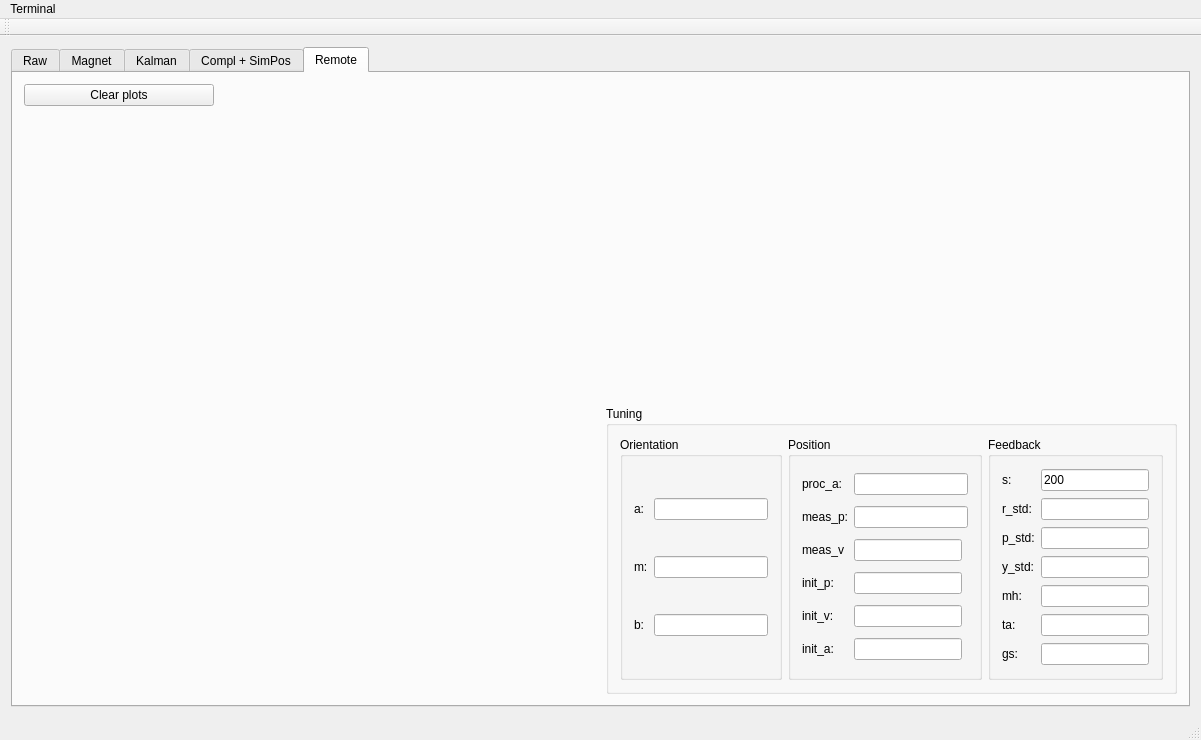
quantum-pie/ins-board-pc, file ins_board_pc/mainwindow.ui: the form before one commit.
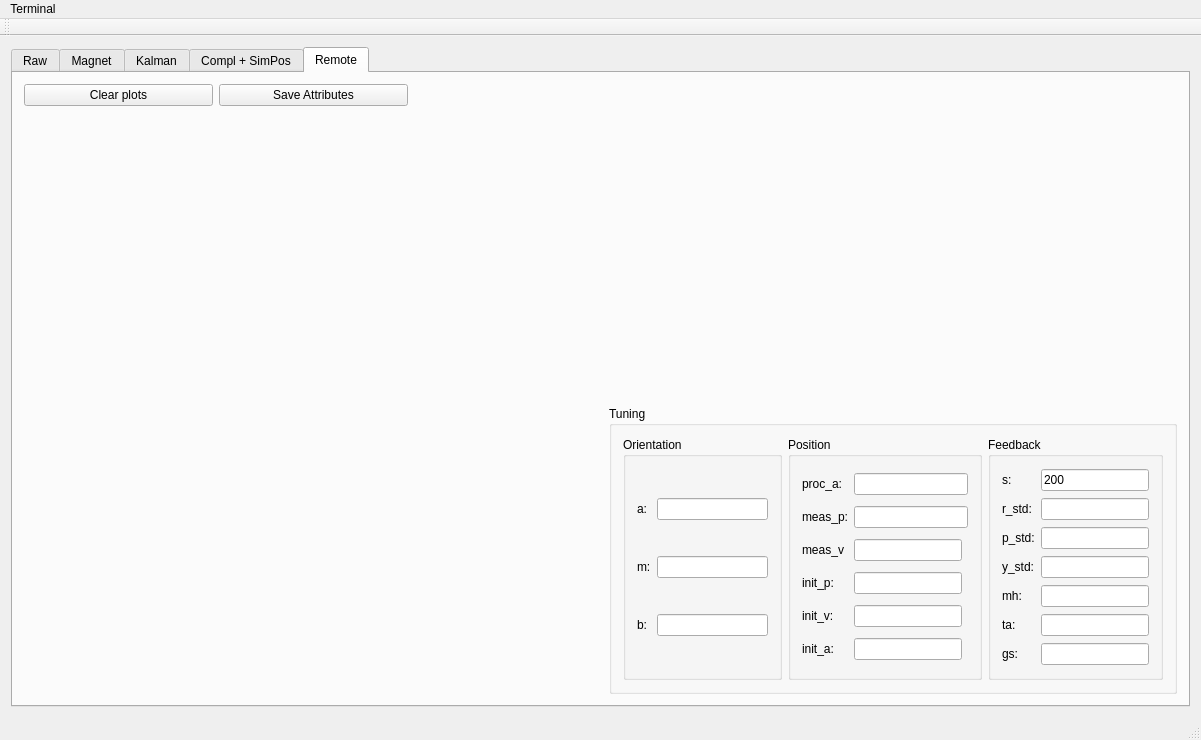
The form after the commit. Custom widgets are drawn as their Qt base class.

Commit message: Added button to save remote attributes

Patch:
```diff
--- a/ins_board_pc/mainwindow.ui
+++ b/ins_board_pc/mainwindow.ui
@@ -880,40 +880,14 @@
        <attribute name="title">
         <string>Remote</string>
        </attribute>
-       <layout class="QGridLayout" name="gridLayout_2" columnstretch="1,2,3">
-        <item row="0" column="0">
-         <widget class="QPushButton" name="pushButton_5">
-          <property name="text">
-           <string>Clear plots</string>
-          </property>
-          <property name="checkable">
-           <bool>false</bool>
-          </property>
-         </widget>
-        </item>
-        <item row="0" column="1" colspan="2">
-         <spacer name="horizontalSpacer_17">
-          <property name="orientation">
-           <enum>Qt::Horizontal</enum>
-          </property>
-          <property name="sizeHint" stdset="0">
-           <size>
-            <width>960</width>
-            <height>20</height>
-           </size>
-          </property>
-         </spacer>
-        </item>
-        <item row="1" column="0" colspan="2">
-         <widget class="QCustomPlot" name="plot8" native="true"/>
-        </item>
-        <item row="1" column="2">
+       <layout class="QGridLayout" name="gridLayout_2" columnstretch="1,1,1,3">
+        <item row="1" column="3">
          <widget class="QCustomPlot" name="plot9" native="true"/>
         </item>
-        <item row="2" column="0" colspan="2">
-         <widget class="QWidget" name="dwidget3" native="true"/>
+        <item row="1" column="0" colspan="3">
+         <widget class="QCustomPlot" name="plot8" native="true"/>
         </item>
-        <item row="2" column="2">
+        <item row="2" column="3">
          <widget class="QGroupBox" name="groupBox_11">
           <property name="title">
            <string>Tuning</string>
@@ -1113,6 +1087,39 @@
           </layout>
          </widget>
         </item>
+        <item row="2" column="0" colspan="3">
+         <widget class="QWidget" name="dwidget3" native="true"/>
+        </item>
+        <item row="0" column="0">
+         <widget class="QPushButton" name="pushButton_5">
+          <property name="text">
+           <string>Clear plots</string>
+          </property>
+          <property name="checkable">
+           <bool>false</bool>
+          </property>
+         </widget>
+        </item>
+        <item row="0" column="1">
+         <widget class="QPushButton" name="pushButton_8">
+          <property name="text">
+           <string>Save Attributes</string>
+          </property>
+         </widget>
+        </item>
+        <item row="0" column="2" colspan="2">
+         <spacer name="horizontalSpacer_17">
+          <property name="orientation">
+           <enum>Qt::Horizontal</enum>
+          </property>
+          <property name="sizeHint" stdset="0">
+           <size>
+            <width>960</width>
+            <height>20</height>
+           </size>
+          </property>
+         </spacer>
+        </item>
        </layout>
       </widget>
      </widget>
```
Left out of the diff: 36 changed lines with no effect on the pictures. The commit also changes 1 other file.
